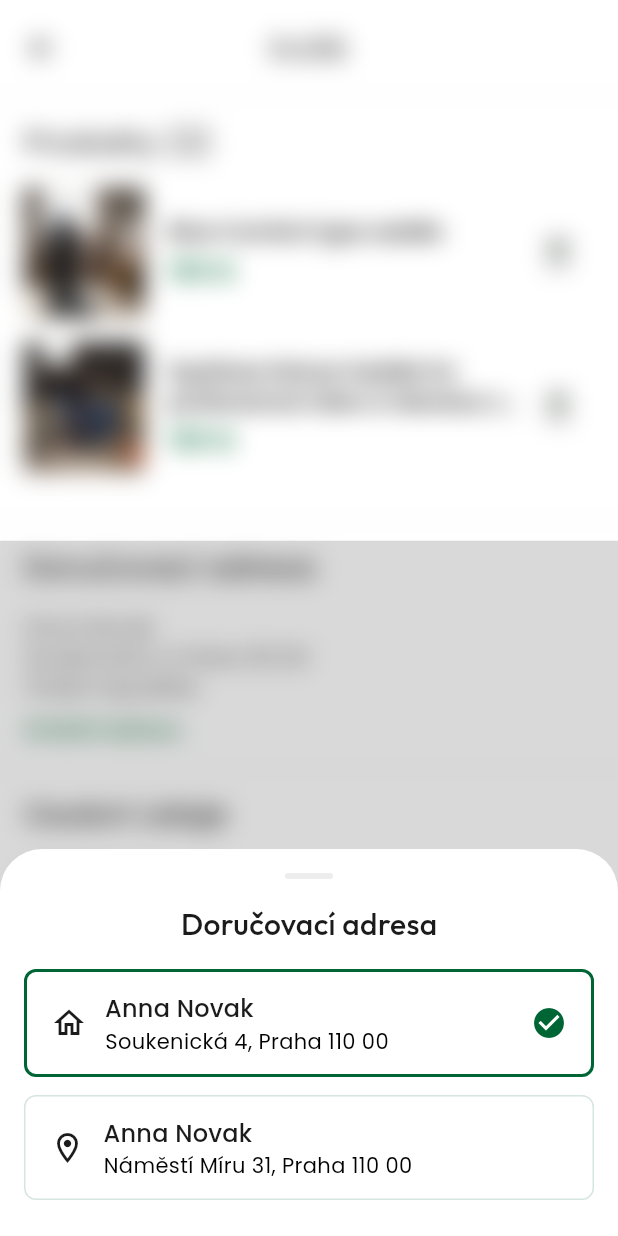
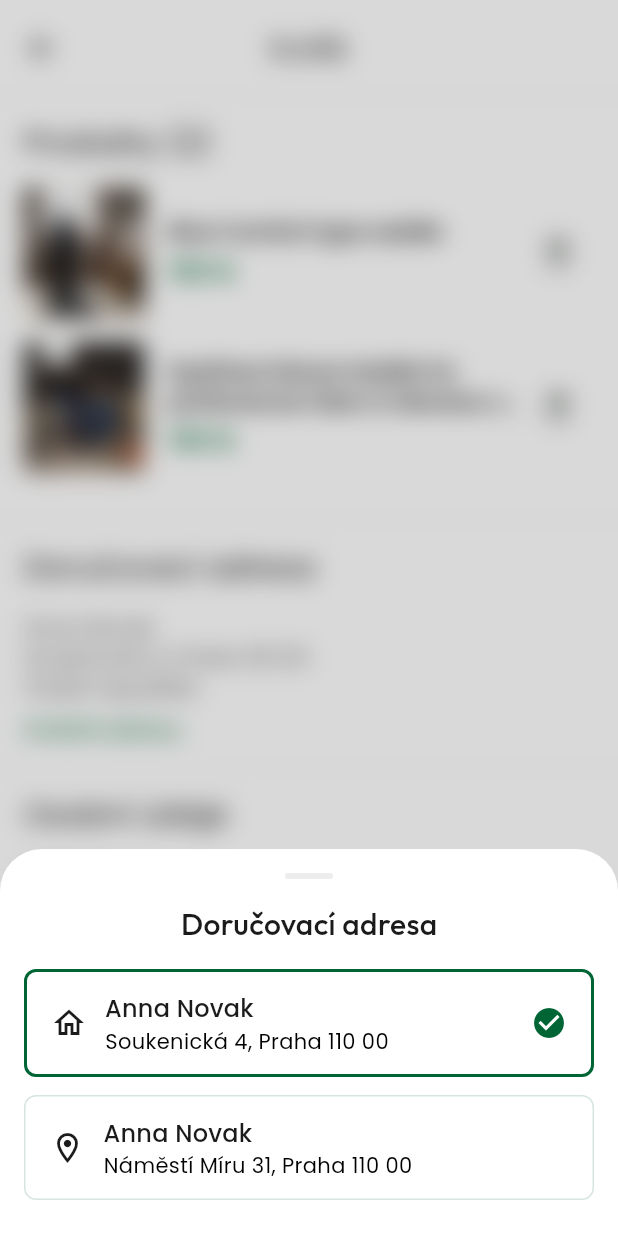
Before and after one commit to martintellinger/eqqu, a Flutter app: the CartScreen screen opened directly, after a tap on the "delete outline" icon, after a tap on "Změnit adresu", on a phone screen of 412 x 824 dp. Run offline on Flutter 3.47's test engine with Material 3 defaults, Android fonts, the phone set to English and light mode, and no system bars; our stand-ins replace flutter_svg.

Commit message:
Fix blur overlay not covering full screen in bottom sheets
Use SizedBox.expand with isScrollControlled:true so the BackdropFilter
Stack fills the entire viewport. Previously the blur only covered the
area above the sheet content, creating a visible edge/transition.

https://claude.ai/code/session_012waFykv5wBbLFNTaJFeXrN

```diff
--- a/lib/utils/blur_overlay.dart
+++ b/lib/utils/blur_overlay.dart
@@ -41,19 +41,19 @@ Future<T?> showBlurBottomSheet<T>({
   required WidgetBuilder builder,
   Color? backgroundColor,
   ShapeBorder? shape,
-  bool isScrollControlled = false,
 }) {
   return showModalBottomSheet<T>(
     context: context,
     backgroundColor: Colors.transparent,
     barrierColor: Colors.transparent,
-    isScrollControlled: isScrollControlled,
+    isScrollControlled: true,
     builder: (ctx) {
       final effectiveBg = backgroundColor ?? Theme.of(ctx).colorScheme.surface;
       final effectiveShape = shape ?? const RoundedRectangleBorder(
         borderRadius: BorderRadius.vertical(top: Radius.circular(28)),
       );
-      return Stack(
+      return SizedBox.expand(
+        child: Stack(
           children: [
             // Full-screen blur barrier
             Positioned.fill(
@@ -76,6 +76,7 @@ Future<T?> showBlurBottomSheet<T>({
               ),
             ),
           ],
+        ),
       );
     },
   );
```
Also changed, not shown: 3 other files. Lines whose indentation alone changed are shown as unchanged.
